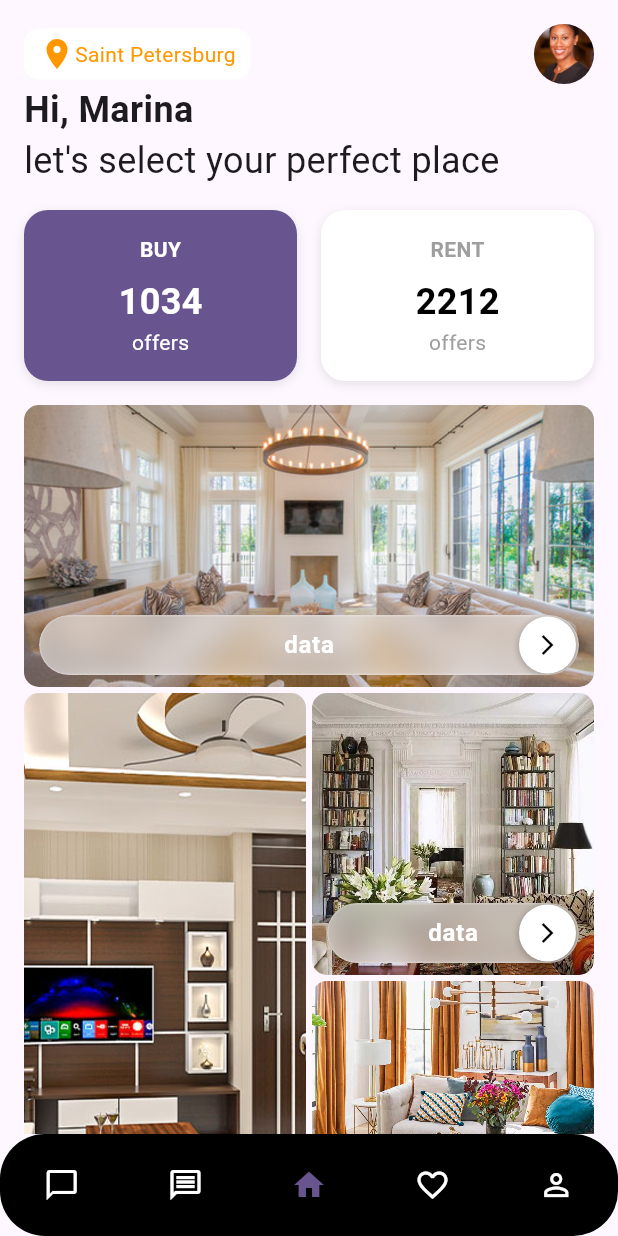
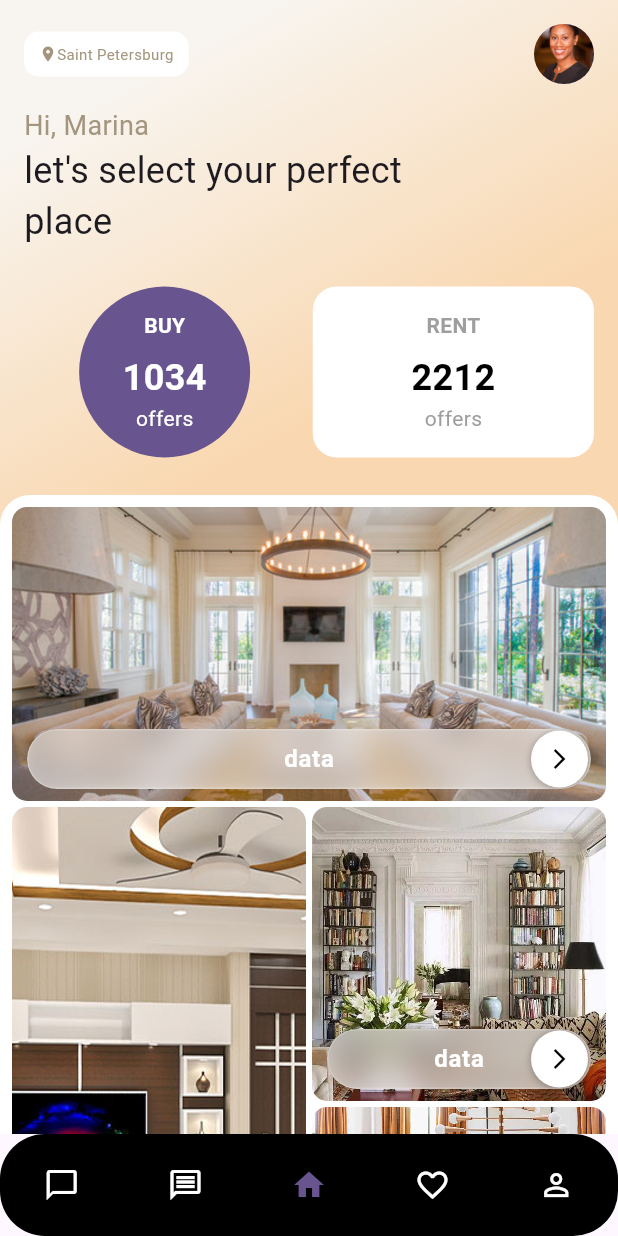
Before and after one commit to olawhizzy/monniepoint_flutter_test, a Flutter app: the screen it shows after launch, on a phone screen of 412 x 824 dp. Run offline on Flutter 3.47's test engine with Material 3 defaults, Android fonts, the phone set to English and light mode, and no system bars; our stand-ins replace google_maps_flutter.

Commit message:
add new features

```diff
--- a/lib/common.dart
+++ b/lib/common.dart
@@ -2,8 +2,10 @@ import 'dart:ui';
 
 import 'package:flutter/material.dart';
 
-//const _defaultColor = Color(0xFF34568B);
+const gredientColor1 = Color(0xFFf9d8b1);
+const gredientColor2 = Color(0xFFf8f5f0);
 const whiteColor = Color(0xFFFFFFFF);
+const grulloColor = Color(0xFFa4957e);
 
 class Tile extends StatelessWidget {
   const Tile({
@@ -154,12 +156,14 @@ class OfferButton extends StatelessWidget {
   final String label;
   final int count;
   final bool isActive;
+  final bool isCircle;
 
   const OfferButton({
     Key? key,
     required this.label,
     required this.count,
     required this.isActive,
+    required this.isCircle,
   }) : super(key: key);
 
   @override
@@ -168,14 +172,8 @@ class OfferButton extends StatelessWidget {
       padding: EdgeInsets.all(16),
       decoration: BoxDecoration(
         color: isActive ? Theme.of(context).primaryColor : Colors.white,
-        borderRadius: BorderRadius.circular(16),
-        boxShadow: [
-          BoxShadow(
-            color: Colors.black.withOpacity(0.1),
-            blurRadius: 5,
-            offset: Offset(0, 2),
-          ),
-        ],
+        borderRadius: isCircle ? null : BorderRadius.circular(16),
+        shape: isCircle ? BoxShape.circle : BoxShape.rectangle,
       ),
       child: Column(
         children: [
--- a/lib/listingView.dart
+++ b/lib/listingView.dart
@@ -8,7 +8,26 @@ import 'common.dart';
 class ListingView extends StatelessWidget {
   @override
   Widget build(BuildContext context) {
-    return SafeArea(
+    return Container(
+      decoration: BoxDecoration(
+          gradient: LinearGradient(
+            begin: Alignment.topLeft,
+            end: Alignment.bottomRight,
+            stops: [
+              0.1,
+              0.4,
+              0.6,
+              0.9,
+            ],
+            colors: [
+              gredientColor2,
+              gredientColor1,
+              gredientColor1,
+              gredientColor1,
+            ],
+          )
+      ),
+      child: SafeArea(
         child: Column(
           crossAxisAlignment: CrossAxisAlignment.start,
           children: [
@@ -21,15 +40,15 @@ class ListingView extends StatelessWidget {
                     mainAxisAlignment: MainAxisAlignment.spaceBetween,
                     children: [
                       Container(
-                      padding: EdgeInsets.symmetric(horizontal: 10, vertical: 5),
+                        padding: EdgeInsets.symmetric(horizontal: 10, vertical: 8),
                         decoration: BoxDecoration(
                           color: whiteColor,
                           borderRadius: BorderRadius.circular(10),
                         ),
                         child: Row(
                           children: [
-                          Icon(Icons.location_on, color: Colors.orange),
-                          Text('Saint Petersburg', style: TextStyle(color: Colors.orange)),
+                            Icon(Icons.location_on, color: grulloColor, size: 12,),
+                            Text('Saint Petersburg', style: TextStyle(color: grulloColor, fontSize: 10)),
                           ],
                         ),
                       ),
@@ -38,32 +57,44 @@ class ListingView extends StatelessWidget {
                       ),
                     ],
                   ),
+                  SizedBox(height: 15,),
                   Text(
                     "Hi, Marina",
-                  style: TextStyle(fontSize: 24, fontWeight: FontWeight.bold),
+                    style: TextStyle(fontSize: 18, color: grulloColor),
                   ),
-                Text(
+                  Padding(
+                    padding: const EdgeInsets.only(right: 100.0),
+                    child: Text(
                       "let's select your perfect place",
                       style: TextStyle(fontSize: 24),
+                    ),
                   ),
                 ],
               ),
             ),
+            SizedBox(height: 10,),
             Padding(
               padding: const EdgeInsets.symmetric(horizontal: 16.0),
               child: Row(
                 children: [
-                Expanded(child: OfferButton(label: 'BUY', count: 1034, isActive: true)),
-                SizedBox(width: 16),
-                Expanded(child: OfferButton(label: 'RENT', count: 2212, isActive: false)),
+                  Expanded(child: OfferButton(label: 'BUY', count: 1034, isActive: true, isCircle: true,)),
+                  SizedBox(width: 5),
+                  Expanded(child: OfferButton(label: 'RENT', count: 2212, isActive: false, isCircle: false,)),
                 ],
               ),
             ),
+            SizedBox(height: 25,),
             Expanded(
               child: ListView(
-              padding: EdgeInsets.all(16),
+                //padding: EdgeInsets.all(16),
                 children: [
-                StaggeredGrid.count(
+                  Container(
+                    padding: EdgeInsets.all(8),
+                    decoration: BoxDecoration(
+                        color: whiteColor,
+                        borderRadius: BorderRadius.circular(20)
+                    ),
+                    child: StaggeredGrid.count(
                       crossAxisCount: 4,
                       mainAxisSpacing: 4,
                       crossAxisSpacing: 4,
@@ -89,12 +120,14 @@ class ListingView extends StatelessWidget {
                           child: Tile(index: 3),
                         ),
                       ],
+                    ),
                   )
                 ],
               ),
             ),
           ],
         ),
+      ),
     );
   }
 }
```
Lines whose indentation alone changed are shown as unchanged.
